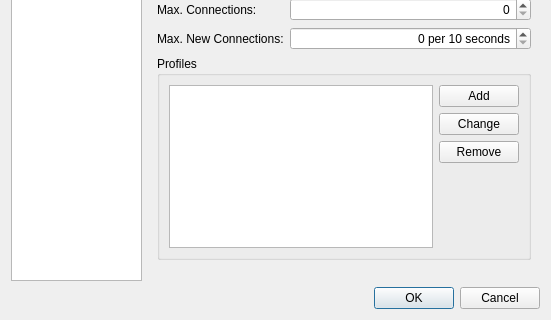
Qt form src/optionsdialogbase.ui (applejuicenetz/gui-juicer) before a commit; both pictures show x 0 to 551 and y 176 to 496 of the 551 by 496 pixel window.
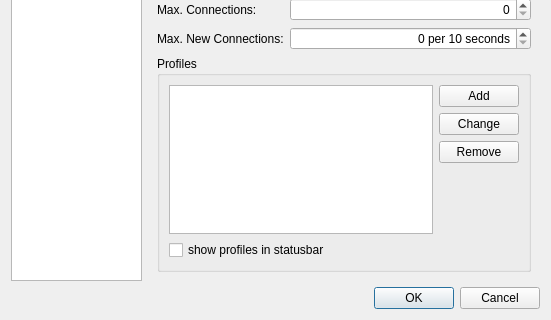
The same form after that commit. The open tabs and pages were chosen to show the change. Icons and pictures are not drawn.

Diff of the .ui file:
```diff
--- a/src/optionsdialogbase.ui
+++ b/src/optionsdialogbase.ui
@@ -459,6 +459,8 @@
          <property name="title">
           <string>Profiles</string>
          </property>
+         <layout class="QVBoxLayout" name="verticalLayout_17">
+          <item>
          <layout class="QHBoxLayout" name="horizontalLayout_11">
           <item>
            <widget class="QListWidget" name="profilesList"/>
@@ -500,6 +502,15 @@
              </spacer>
             </item>
            </layout>
+            </item>
+           </layout>
+          </item>
+          <item>
+           <widget class="QCheckBox" name="profilesStatusbarCheckBox">
+            <property name="text">
+             <string>show profiles in statusbar</string>
+            </property>
+           </widget>
           </item>
          </layout>
         </widget>
```
Lines whose indentation alone changed are shown as unchanged.
